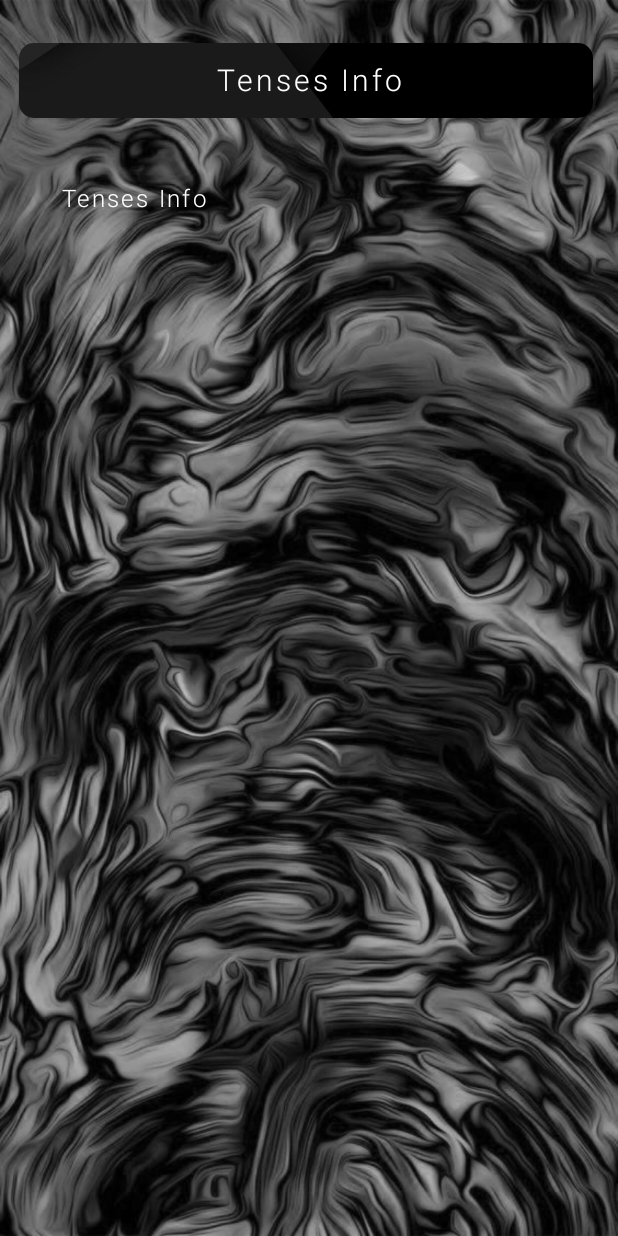
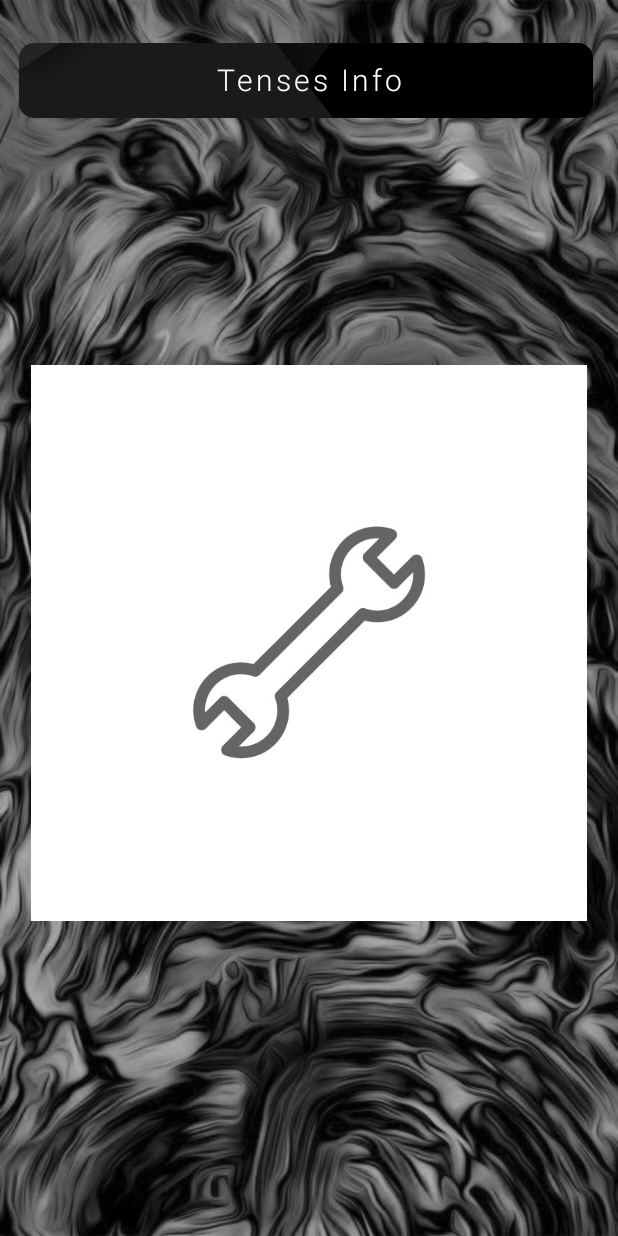
Before and after one commit to DIAorganization/Filingo, an Android app: the layout tense_info.xml on its own in the app's theme, with its tools: preview values and no code run, on a phone screen of 412 x 824 dp. Run offline under Robolectric (Android 15) with nearby library versions, the phone set to English and light mode, and no system bars.

Commit message:
Fix back fragment bug and added tenses icn

```diff
--- a/app/src/main/java/com/example/filingo/MainActivity.java
+++ b/app/src/main/java/com/example/filingo/MainActivity.java
@@ -63,7 +63,6 @@ public class MainActivity extends AppCompatActivity {
     public void displayMainInfoFragment(){
         mainInfoFragment = MainInfoFragment.newInstance();
         fragmentManager = getSupportFragmentManager();
-        fragmentManager.popBackStack(null, FragmentManager.POP_BACK_STACK_INCLUSIVE); // clear fragment stack
         FragmentTransaction fragmentTransaction = fragmentManager.beginTransaction();
         if(startFragment!= null)
             fragmentTransaction.replace(R.id.main_frame_info_fragment, mainInfoFragment).show(mainInfoFragment).hide(startFragment).commit();
@@ -93,7 +92,6 @@ public class MainActivity extends AppCompatActivity {
     }
 
     public void displayTensesInfo(){
-        displayMainInfoFragment();
         tensesInfo = TensesInfo.newInstance();
         fragmentManager = getSupportFragmentManager();
         FragmentTransaction fragmentTransaction = fragmentManager.beginTransaction();
@@ -101,7 +99,6 @@ public class MainActivity extends AppCompatActivity {
     }
 
     public void displayTenseInfo(int pos){
-        displayMainInfoFragment();
         tenseInfo = TenseInfo.newInstance(pos);
         fragmentManager = getSupportFragmentManager();
         FragmentTransaction fragmentTransaction = fragmentManager.beginTransaction();
@@ -109,11 +106,9 @@ public class MainActivity extends AppCompatActivity {
     }
 
     public void displayTestResult(String topicName, Integer lives, Integer numberOfRightAnswers, Integer currentTestWordsSize) {
-        displayMainInfoFragment();
         testResultFragment = TestResultFragment.newInstance(topicName, lives, numberOfRightAnswers, currentTestWordsSize);
         fragmentManager = getSupportFragmentManager();
         FragmentTransaction fragmentTransaction = fragmentManager.beginTransaction();
         fragmentTransaction.replace(R.id.main_test_result, testResultFragment).hide(testFragment).commit();
-        fragmentManager.popBackStack(null, FragmentManager.POP_BACK_STACK_INCLUSIVE);
     }
 }
--- a/app/src/main/res/layout/tense_info.xml
+++ b/app/src/main/res/layout/tense_info.xml
@@ -12,7 +12,7 @@
         android:layout_height="match_parent"
         android:scaleType="centerCrop"
         app:srcCompat="@drawable/background_4"
-        tools:layout_editor_absoluteX="-38dp"
+        tools:layout_editor_absoluteX="0dp"
         tools:layout_editor_absoluteY="0dp" />
 
     <com.google.android.material.imageview.ShapeableImageView
@@ -47,17 +47,13 @@
         app:layout_constraintTop_toTopOf="@+id/top_info_background" />
 
 
-    <TextView
-        android:id="@+id/info_tense"
+    <com.google.android.material.imageview.ShapeableImageView
+        android:id="@+id/info_tense_image"
         android:layout_width="0dp"
         android:layout_height="0dp"
-        android:fontFamily="sans-serif-light"
-        android:gravity="start"
-        android:includeFontPadding="false"
-        android:letterSpacing="0.1"
-        android:text="Tenses Info"
-        android:textColor="@color/white"
-        android:textSize="16sp"
+
+        app:shapeAppearanceOverlay="@style/round_image_20"
+        app:srcCompat="@drawable/hardware_icn"
         app:layout_constraintBottom_toTopOf="@+id/tenses_info_list_horizontal_bottom_guideline"
         app:layout_constraintEnd_toStartOf="@+id/right_tense_list_vertical_right_guideline"
         app:layout_constraintHorizontal_bias="0.074"
@@ -78,13 +74,13 @@
         android:layout_width="wrap_content"
         android:layout_height="wrap_content"
         android:orientation="vertical"
-        app:layout_constraintGuide_percent="0.90"/>
+        app:layout_constraintGuide_percent="0.95"/>
     <androidx.constraintlayout.widget.Guideline
         android:id="@+id/left_tense_list_vertical_left_guideline"
         android:layout_width="wrap_content"
         android:layout_height="wrap_content"
         android:orientation="vertical"
-        app:layout_constraintGuide_percent="0.1"/>
+        app:layout_constraintGuide_percent="0.05"/>
 
     <androidx.constraintlayout.widget.Guideline
         android:id="@+id/right_menu_vertical_right_guideline"
@@ -108,7 +104,7 @@
         android:layout_width="wrap_content"
         android:layout_height="wrap_content"
         android:orientation="horizontal"
-        app:layout_constraintGuide_percent="0.15"/>
+        app:layout_constraintGuide_percent="0.2"/>
 
 
     <androidx.constraintlayout.widget.Guideline
@@ -116,7 +112,7 @@
         android:layout_width="wrap_content"
         android:layout_height="wrap_content"
         android:orientation="horizontal"
-        app:layout_constraintGuide_percent="0.95"/>
+        app:layout_constraintGuide_percent="0.84"/>
 
 
 
```
Also changed, not shown: app/src/main/java/com/example/filingo/TenseInfo.java (+24 -0 lines), app/src/main/assets/grammar_info/Future Continuous.jpg (added), app/src/main/assets/grammar_info/Future Perfect Continuous.jpg (added), app/src/main/assets/grammar_info/Future Perfect.jpg (added), app/src/main/assets/grammar_info/Future Simple.jpg (added), app/src/main/assets/grammar_info/Past Continuous.jpg (added), app/src/main/assets/grammar_info/Past Perfect Continuous.jpg (added), app/src/main/assets/grammar_info/Past Perfect.jpg (added), app/src/main/assets/grammar_info/Past Simple.jpg (added), app/src/main/assets/grammar_info/Present Continious.jpg (added), app/src/main/assets/grammar_info/Present Perfect Continuous.jpg (added), 2 other files.
